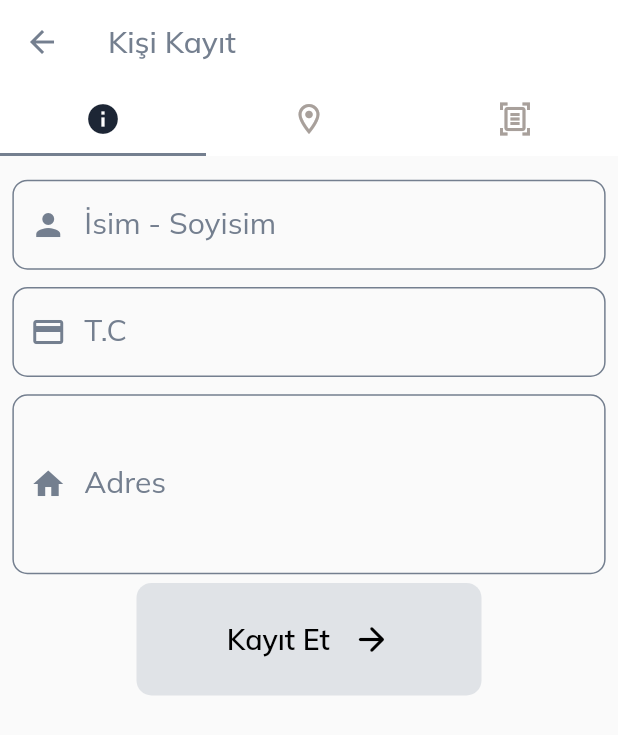
After one commit to kesenalican/yemek_dagitim, a Flutter app: the MainPage screen opened directly, after a tap on the "add" icon, on a phone screen of 412 x 824 dp. The commit adds this screen. Shown: the top 735 px of the screen. Run offline on Flutter 3.47's test engine with Material 2 defaults, Android fonts, the phone set to English and light mode, and no system bars; our stand-ins replace google_fonts; missing offline and left inert: nfc_manager.

Commit message:
save person screens added

```diff
--- a/dinamik_yemek_dagitim/lib/main.dart
+++ b/dinamik_yemek_dagitim/lib/main.dart
@@ -3,6 +3,7 @@ import 'package:dinamik_yemek_dagitim/core/themes/theme.dart';
 import 'package:dinamik_yemek_dagitim/routing/custom_route.dart';
 import 'package:dinamik_yemek_dagitim/view/pages/home_page.dart';
 import 'package:dinamik_yemek_dagitim/view/pages/loginPage/view/login_page.dart';
+import 'package:dinamik_yemek_dagitim/view/pages/main_page.dart';
 import 'package:dinamik_yemek_dagitim/view/pages/nfc/view/nfc_card_reader.dart';
 import 'package:flutter/material.dart';
 
@@ -30,7 +31,7 @@ class MyApp extends StatelessWidget {
               builder: (BuildContext context) => const MyHomePage());
         } else {
           return CustomRoute<bool>(
-              builder: (BuildContext context) => const NfcCardReader());
+              builder: (BuildContext context) => const LoginScreen());
         }
       },
       initialRoute: "MainPage",
--- a/dinamik_yemek_dagitim/lib/view/bottomNavigation/bottom_navigation_bar.dart
+++ b/dinamik_yemek_dagitim/lib/view/bottomNavigation/bottom_navigation_bar.dart
@@ -50,7 +50,7 @@
     final startX = (appWidth - buttonsWidth) / 2;
     return startX +
         index.toDouble() * buttonsWidth / buttonCount +
-        buttonsWidth / (buttonCount * 2.0);
+        buttonsWidth / (buttonCount * 1.5);
   }
 
   @override
--- /dev/null
+++ b/dinamik_yemek_dagitim/lib/view/common/common_text_field.dart
@@ -0,0 +1,127 @@
+import 'package:dinamik_yemek_dagitim/core/themes/light_color.dart';
+import 'package:dinamik_yemek_dagitim/extensions/extensions.dart';
+import 'package:dinamik_yemek_dagitim/view/common/common_input_border.dart';
+import 'package:flutter/material.dart';
+
+class CommonTextField extends StatelessWidget {
+  final TextEditingController? controller;
+  final String? field;
+  final IconData? icon;
+  final TextInputType? textInputType;
+  final bool? isMandatory;
+  final String? Function(String?)? validator;
+  final bool? readOnly;
+  final void Function(String?)? onSaved;
+  final bool isAddress;
+
+  const CommonTextField({
+    Key? key,
+    this.controller,
+    this.field,
+    this.icon,
+    this.textInputType,
+    this.readOnly,
+    required this.validator,
+    this.isMandatory,
+    this.onSaved,
+    this.isAddress = false,
+  }) : super(key: key);
+
+  @override
+  Widget build(BuildContext context) {
+    return Padding(
+        padding: EdgeInsets.symmetric(
+          horizontal: context.dynamicWidth * 0.02,
+          vertical: context.dynamicHeight * 0.007,
+        ),
+        child: TextFormField(
+          validator: validator,
+          textInputAction: TextInputAction.next,
+          readOnly: readOnly ?? false,
+          // onChanged: onChanged,
+          maxLines: isAddress ? 4 : 1,
+          onSaved: onSaved,
+          controller: controller,
+          keyboardType: textInputType,
+          cursorColor: LightColor.darkgrey,
+          style: const TextStyle(
+            color: LightColor.darkgrey,
+          ),
+          decoration: InputDecoration(
+            labelText: field,
+            labelStyle: const TextStyle(
+              fontSize: 20,
+              fontWeight: FontWeight.w400,
+              color: LightColor.darkgrey,
+            ),
+            prefixIcon: Icon(
+              icon,
+              color: LightColor.darkgrey,
+            ),
+            errorBorder: CommonInputBorder.errorBorder,
+            enabledBorder: CommonInputBorder.border,
+            focusedBorder: CommonInputBorder.border,
+          ),
+        ));
+  }
+}
+
+class CommonTextFieldIp extends StatelessWidget {
+  final TextEditingController? controller;
+  final String? field;
+  final IconData? icon;
+  final TextInputType? textInputType;
+  final bool? isMandatory;
+  final String? Function(String?)? validator;
+  final bool? readOnly;
+  final void Function(String?)? onSaved;
+
+  const CommonTextFieldIp({
+    Key? key,
+    this.controller,
+    this.field,
+    this.icon,
+    this.textInputType,
+    this.readOnly,
+    required this.validator,
+    this.isMandatory,
+    this.onSaved,
+  }) : super(key: key);
+
+  @override
+  Widget build(BuildContext context) {
+    return Padding(
+        padding: EdgeInsets.symmetric(
+          horizontal: context.dynamicWidth * 0.02,
+          vertical: context.dynamicHeight * 0.01,
+        ),
+        child: TextFormField(
+          validator: validator,
+          textInputAction: TextInputAction.next,
+          readOnly: readOnly ?? false,
+          // onChanged: onChanged,
+          onSaved: onSaved,
+          controller: controller,
+          keyboardType: textInputType,
+          cursorColor: Colors.white,
+          style: const TextStyle(
+            color: Colors.white,
+          ),
+          decoration: InputDecoration(
+            labelText: field,
+            labelStyle: const TextStyle(
+              fontSize: 20,
+              fontWeight: FontWeight.w400,
+              color: Colors.white,
+            ),
+            prefixIcon: Icon(
+              icon,
+              color: Colors.white,
+            ),
+            errorBorder: CommonInputBorder.errorBorder,
+            enabledBorder: CommonInputBorder.borderIp,
+            focusedBorder: CommonInputBorder.borderIp,
+          ),
+        ));
+  }
+}
--- a/dinamik_yemek_dagitim/lib/view/pages/home_page.dart
+++ b/dinamik_yemek_dagitim/lib/view/pages/home_page.dart
@@ -37,7 +37,11 @@ class MyHomePageState extends State<MyHomePage> {
       child: ListView(
         scrollDirection: Axis.vertical,
         children: [
-          persons(),
+          InkWell(
+            onTap: () {
+
+            },
+            child: persons()),
           persons(),
           persons(),
           persons(),
--- a/dinamik_yemek_dagitim/lib/view/pages/loginPage/view/login_button.dart
+++ b/dinamik_yemek_dagitim/lib/view/pages/loginPage/view/login_button.dart
@@ -2,12 +2,14 @@ import 'package:flutter/material.dart';
 
 class GetStartedButton extends StatefulWidget {
   final Function onTap;
-  final Function onAnimatinoEnd;
+  final Function? onAnimatinoEnd;
   final double elementsOpacity;
+  final String name;
   const GetStartedButton(
       {required this.onTap,
-      required this.onAnimatinoEnd,
-      required this.elementsOpacity});
+      this.onAnimatinoEnd,
+      required this.elementsOpacity,
+      required this.name});
 
   @override
   State<GetStartedButton> createState() => _GetStartedButtonState();
@@ -20,7 +22,7 @@ class _GetStartedButtonState extends State<GetStartedButton> {
       duration: Duration(milliseconds: 300),
       tween: Tween(begin: 1, end: widget.elementsOpacity),
       onEnd: () async {
-        widget.onAnimatinoEnd();
+        widget.onAnimatinoEnd!();
       },
       builder: (_, value, __) => GestureDetector(
         onTap: () {
@@ -39,7 +41,7 @@ class _GetStartedButtonState extends State<GetStartedButton> {
               mainAxisAlignment: MainAxisAlignment.center,
               children: [
                 Text(
-                  "Giriş Yap",
+                  widget.name,
                   style: TextStyle(
                       fontWeight: FontWeight.w600,
                       color: Colors.black,
--- a/dinamik_yemek_dagitim/lib/view/pages/main_page.dart
+++ b/dinamik_yemek_dagitim/lib/view/pages/main_page.dart
@@ -3,6 +3,9 @@ import 'package:dinamik_yemek_dagitim/extensions/extensions.dart';
 import 'package:dinamik_yemek_dagitim/main.dart';
 import 'package:dinamik_yemek_dagitim/view/bottomNavigation/bottom_navigation_bar.dart';
 import 'package:dinamik_yemek_dagitim/view/common/title_text.dart';
+import 'package:dinamik_yemek_dagitim/view/pages/nfc/view/nfc_card_reader.dart';
+import 'package:dinamik_yemek_dagitim/view/pages/saveUser/view/save_user.dart';
+import 'package:dinamik_yemek_dagitim/view/pages/saveUser/view/tabs/person_info.dart';
 import 'package:dinamik_yemek_dagitim/view/pages/will_be_delivered.dart';
 import 'package:flutter/material.dart';
 
@@ -21,6 +24,8 @@ class MainPage extends StatefulWidget {
 class MainPageState extends State<MainPage> {
   //? LOGOUT APPBAR
   bool isHomePageSelected = true;
+  bool nfcSelected = false;
+  int pageIndex = 0;
   Widget _appBar() {
     return Container(
       padding: AppTheme.padding,
@@ -81,13 +86,16 @@ class MainPageState extends State<MainPage> {
         margin: AppTheme.padding,
         child: Row(
           crossAxisAlignment: CrossAxisAlignment.center,
-          children:[
+          children: [
+            Row(
+              children: [
                 Column(
                   crossAxisAlignment: CrossAxisAlignment.start,
                   children: [
                     TitleText(
-                  text:
-                      isHomePageSelected ? 'Yemek Verilecek' : 'Yemek Verilmiş',
+                      text: isHomePageSelected
+                          ? 'Yemek Verilecek'
+                          : 'Yemek Verilmiş',
                       fontSize: 27,
                       fontWeight: FontWeight.w400,
                     ),
@@ -96,6 +104,16 @@ class MainPageState extends State<MainPage> {
                       fontSize: 27,
                       fontWeight: FontWeight.w700,
                     ),
+                  ],
+                ),
+                IconButton(
+                    onPressed: () {
+                      Navigator.push(
+                          context,
+                          MaterialPageRoute(
+                              builder: (context) => const SaveUser()));
+                    },
+                    icon: Icon(Icons.add))
               ],
             ),
             const Spacer(),
@@ -114,12 +132,20 @@ class MainPageState extends State<MainPage> {
   }
 
   void onBottomIconPressed(int index) {
-    if (index == 0 || index == 1) {
+    if (index == 0) {
       setState(() {
         isHomePageSelected = true;
+        pageIndex = 0;
+      });
+    } else if (index == 1) {
+      setState(() {
+        isHomePageSelected = false;
+        pageIndex = 1;
+        nfcSelected = true;
       });
     } else {
       setState(() {
+        pageIndex = 2;
         isHomePageSelected = false;
       });
     }
@@ -148,14 +174,16 @@ class MainPageState extends State<MainPage> {
                 child: Column(
                   crossAxisAlignment: CrossAxisAlignment.start,
                   children: [
-                    _appBar(),
-                    _title(),
+                    pageIndex != 1 ? _appBar() : const SizedBox(),
+                    pageIndex != 1 ? _title() : const SizedBox(),
                     Expanded(
                       child: AnimatedSwitcher(
                         duration: const Duration(milliseconds: 300),
                         switchInCurve: Curves.easeInToLinear,
                         switchOutCurve: Curves.easeOutBack,
-                        child: isHomePageSelected
+                        child: pageIndex == 1
+                            ? const NfcCardReader()
+                            : pageIndex == 0
                                 ? const MyHomePage(
                                     title: '',
                                   )
--- /dev/null
+++ b/dinamik_yemek_dagitim/lib/view/pages/saveUser/view/save_user.dart
@@ -0,0 +1,48 @@
+import 'package:dinamik_yemek_dagitim/core/themes/light_color.dart';
+import 'package:dinamik_yemek_dagitim/view/pages/saveUser/view/tabs/person_info.dart';
+import 'package:dinamik_yemek_dagitim/view/pages/saveUser/view/tabs/person_location.dart';
+import 'package:dinamik_yemek_dagitim/view/pages/saveUser/view/tabs/person_nfc_match.dart';
+import 'package:flutter/material.dart';
+
+class SaveUser extends StatelessWidget {
+  const SaveUser({super.key});
+
+  @override
+  Widget build(BuildContext context) {
+    return DefaultTabController(
+        length: 3,
+        child: Scaffold(
+          appBar: AppBar(
+            title: const Text(
+              'Kişi Kayıt',
+              style: TextStyle(
+                color: LightColor.darkgrey,
+              ),
+            ),
+            iconTheme: const IconThemeData(
+              color: LightColor.darkgrey,
+            ),
+            backgroundColor: LightColor.background,
+            elevation: 0,
+            bottom: const TabBar(indicatorColor: LightColor.darkgrey, tabs: [
+              Tab(
+                icon: Icon(Icons.info),
+              ),
+              Tab(
+                icon: Icon(Icons.location_on_outlined),
+              ),
+              Tab(
+                icon: Icon(Icons.document_scanner_outlined),
+              ),
+            ]),
+          ),
+          body: const TabBarView(
+            children: [
+              PersonInfo(),
+              PersonLocation(),
+              PersonNfcMatch(),
+            ],
+          ),
+        ));
+  }
+}
--- /dev/null
+++ b/dinamik_yemek_dagitim/lib/view/pages/saveUser/view/tabs/person_info.dart
@@ -0,0 +1,95 @@
+//! ADRES - İSİM - TC
+
+import 'package:dinamik_yemek_dagitim/extensions/extensions.dart';
+import 'package:dinamik_yemek_dagitim/view/common/common_text_field.dart';
+import 'package:dinamik_yemek_dagitim/view/pages/loginPage/view/login_button.dart';
+import 'package:flutter/material.dart';
+
+class PersonInfo extends StatefulWidget {
+  const PersonInfo({super.key});
+
+  @override
+  State<PersonInfo> createState() => _PersonInfoState();
+}
+
+class _PersonInfoState extends State<PersonInfo> {
+  final GlobalKey<FormState> formKey = GlobalKey<FormState>();
+  late TextEditingController nameController;
+  late TextEditingController tcController;
+  late TextEditingController adresController;
+
+  @override
+  void initState() {
+    super.initState();
+    nameController = TextEditingController();
+    tcController = TextEditingController();
+    adresController = TextEditingController();
+  }
+
+  @override
+  void dispose() {
+    nameController.dispose();
+    tcController.dispose();
+    adresController.dispose();
+    super.dispose();
+  }
+
+  @override
+  Widget build(BuildContext context) {
+    return SingleChildScrollView(
+      child: Form(
+        key: formKey,
+        child: Column(
+          children: [
+            const SizedBox(height: 10),
+            CommonTextField(
+              validator: (value) {
+                if (value!.isEmpty || value.length < 3) {
+                  return 'İsim kısmı boş olamaz!';
+                }
+                return null;
+              },
+              controller: nameController,
+              field: 'İsim - Soyisim',
+              icon: Icons.person,
+              isMandatory: true,
+              readOnly: false,
+              textInputType: TextInputType.name,
+            ),
+            CommonTextField(
+              validator: (value) {
+                if (value!.length <= 11) {
+                  return 'Geçerli bir T.C kimlik numarası giriniz!';
+                }
+                return null;
+              },
+              controller: tcController,
+              field: 'T.C',
+              icon: Icons.credit_card,
+              isMandatory: true,
+              readOnly: false,
+              textInputType: TextInputType.number,
+            ),
+            CommonTextField(
+              validator: (value) {
+                if (value!.length <= 10) {
+                  return 'Geçerli bir adres giriniz!';
+                }
+                return null;
+              },
+              controller: tcController,
+              field: 'Adres',
+              icon: Icons.home,
+              isMandatory: true,
+              readOnly: false,
+              textInputType: TextInputType.streetAddress,
+              isAddress: true,
+            ),
+            GetStartedButton(
+                name: 'Kayıt Et', onTap: () {}, elementsOpacity: 1.0),
+          ],
+        ),
+      ),
+    );
+  }
+}
```
Also changed, not shown: dinamik_yemek_dagitim/lib/view/common/common_input_border.dart (added, +66 -0 lines), dinamik_yemek_dagitim/lib/view/pages/loginPage/view/login_page.dart (+6 -4 lines), dinamik_yemek_dagitim/lib/view/pages/nfc/view/nfc_card_reader.dart (+5 -6 lines), dinamik_yemek_dagitim/lib/view/pages/saveUser/view/tabs/person_location.dart (added, +17 -0 lines), dinamik_yemek_dagitim/lib/view/pages/saveUser/view/tabs/person_nfc_match.dart (added, +17 -0 lines). Lines whose indentation alone changed are shown as unchanged.
